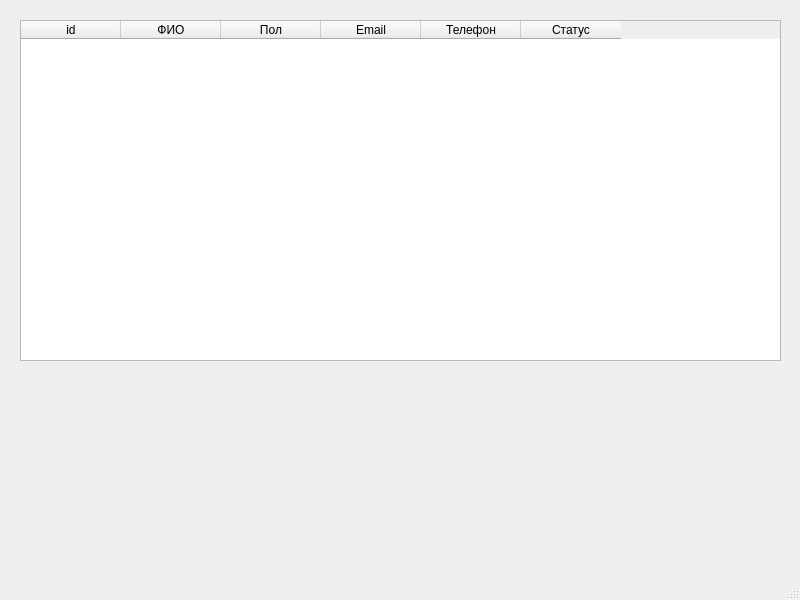
This is StartWindow.ui in max-marshalov/ZMC_Final_Task2 as Qt 5 draws it before an edit. The edited form follows.
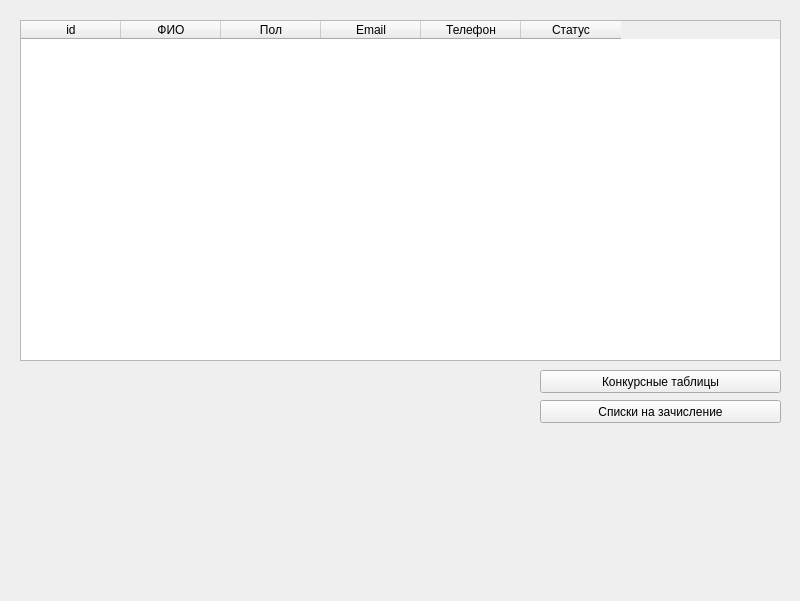
This is the edited form.

The edit to the form file:
```diff
--- a/StartWindow.ui
+++ b/StartWindow.ui
@@ -7,7 +7,7 @@
     <x>0</x>
     <y>0</y>
     <width>800</width>
-    <height>600</height>
+    <height>601</height>
    </rect>
   </property>
   <property name="windowTitle">
@@ -57,8 +57,33 @@
      </property>
     </column>
    </widget>
+   <widget class="QPushButton" name="btn_go_to_tables">
+    <property name="geometry">
+     <rect>
+      <x>540</x>
+      <y>370</y>
+      <width>241</width>
+      <height>23</height>
+     </rect>
+    </property>
+    <property name="text">
+     <string>Конкурсные таблицы</string>
+    </property>
+   </widget>
+   <widget class="QPushButton" name="btn_go_to_zach">
+    <property name="geometry">
+     <rect>
+      <x>540</x>
+      <y>400</y>
+      <width>241</width>
+      <height>23</height>
+     </rect>
+    </property>
+    <property name="text">
+     <string>Списки на зачисление</string>
+    </property>
+   </widget>
   </widget>
-  <widget class="QStatusBar" name="statusbar"/>
  </widget>
  <resources/>
  <connections/>
```
